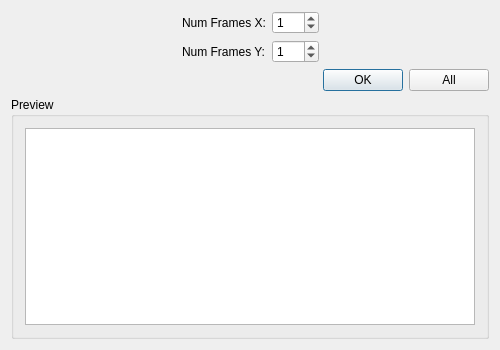
First picture: the form in importdialog.ui, repository meh2481/SpriteSheeter, before the edit.
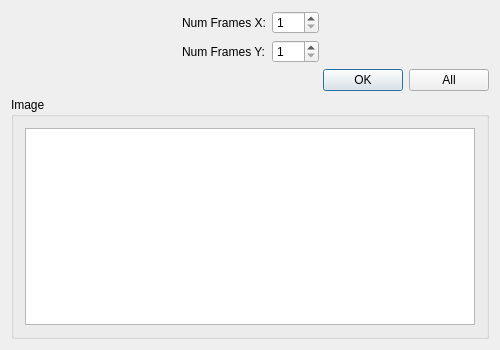
Second picture: the form after the edit.

Commit message: Import dialog pretends to work

```diff
--- a/importdialog.ui
+++ b/importdialog.ui
@@ -62,7 +62,10 @@
           </widget>
          </item>
          <item>
-          <widget class="QSpinBox" name="spinBox">
+          <widget class="QSpinBox" name="xFramesBox">
+           <property name="minimum">
+            <number>1</number>
+           </property>
            <property name="maximum">
             <number>999</number>
            </property>
@@ -112,7 +115,10 @@
           </widget>
          </item>
          <item>
-          <widget class="QSpinBox" name="spinBox_2">
+          <widget class="QSpinBox" name="yFramesBox">
+           <property name="minimum">
+            <number>1</number>
+           </property>
            <property name="maximum">
             <number>999</number>
            </property>
@@ -179,7 +185,7 @@
           </sizepolicy>
          </property>
          <property name="title">
-          <string>Preview</string>
+          <string>Image</string>
          </property>
          <layout class="QGridLayout" name="gridLayout">
           <property name="sizeConstraint">
```
Left out of the diff: 4 changed lines with no effect on the pictures. The commit also changes 5 other files.
